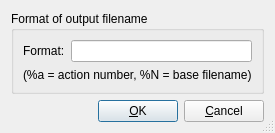
Qt form trunk/Forms/SetOptionsDialog/setoptionsdialog.ui (rsieger/MultibeamConverter) before a commit.
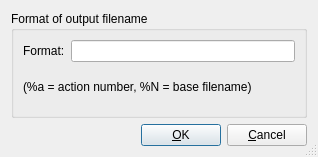
The same form after that commit.

Commit message: General options menue item

The edit to the form file:
```diff
--- a/trunk/Forms/SetOptionsDialog/setoptionsdialog.ui
+++ b/trunk/Forms/SetOptionsDialog/setoptionsdialog.ui
@@ -6,8 +6,8 @@
    <rect>
     <x>0</x>
     <y>0</y>
-    <width>248</width>
-    <height>123</height>
+    <width>318</width>
+    <height>157</height>
    </rect>
   </property>
   <property name="windowTitle">
```
Left out of the diff: 2 changed lines with no effect on the pictures. The commit also changes 1 other file.
